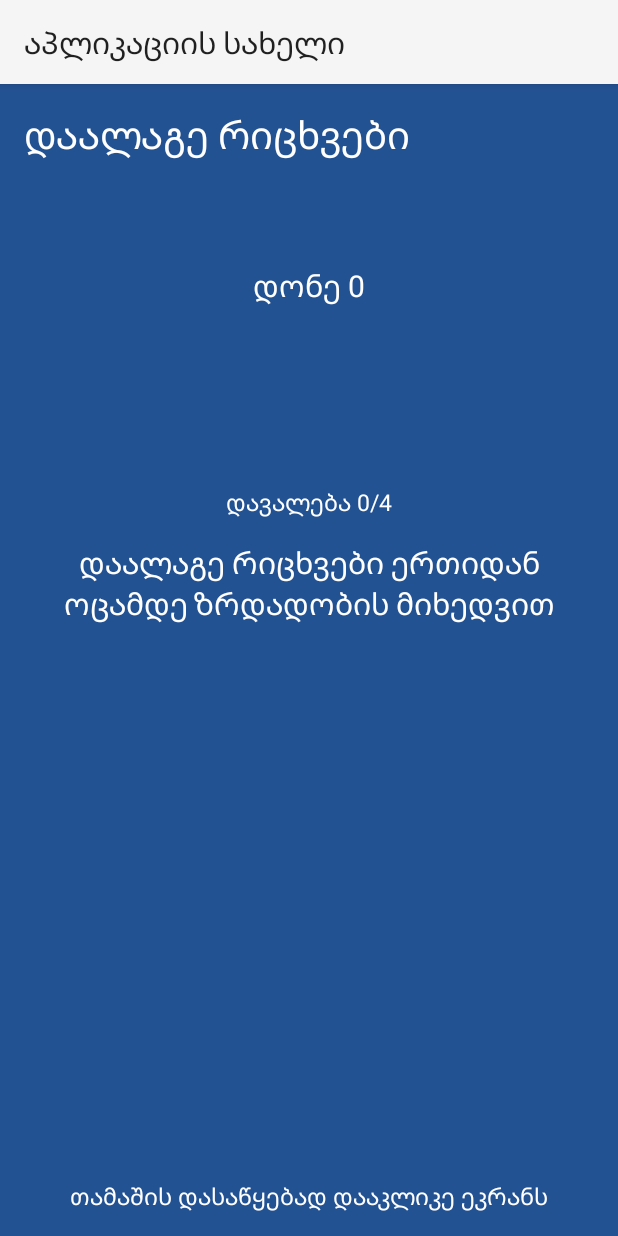
After one commit to BekaGitHub/LogicGame, an Android app: the InfoActivity_Level_9 screen opened directly, with no data from a screen before it, on a phone screen of 412 x 824 dp. The commit adds this screen. Run offline under Robolectric (Android 15) with nearby library versions, the light colour scheme and no system bars; 4 statements that could not run were skipped.

```diff
--- a/app/src/main/AndroidManifest.xml
+++ b/app/src/main/AndroidManifest.xml
@@ -50,6 +50,7 @@
     <activity android:name=".activities.level_8.Level_8b_Activity"/>
     <activity android:name=".activities.level_8.Level_8c_Activity"/>
     <activity android:name=".activities.level_8.Level_8d_Activity"/>
+    <activity android:name=".activities.level_9.InfoActivity_Level_9"/>
   </application>
 
 </manifest>
--- a/app/src/main/java/com/example/my/swipe/activities/level_1/Level_1_BaseActivity.java
+++ b/app/src/main/java/com/example/my/swipe/activities/level_1/Level_1_BaseActivity.java
@@ -156,7 +156,7 @@ public abstract class Level_1_BaseActivity extends BaseActivity
     Intent intent = new Intent(this, InfoActivity_Level_1.class);
     bundle.putBoolean(Preferences.EXERCISE_DONE, true);
     bundle.putInt(Preferences.EXERCISE, ++Preferences.EXERCISE_COUNTER);
-    bundle.putString(Preferences.SYMBOL, Preferences.SYMBOLS[1]);
+    bundle.putString(Preferences.SYMBOL, Preferences.SYMBOLS[symbolIndex + 1]);
     stopExerciseTimer();
 
     if (getIntent().getBundleExtra(Preferences.BUNDLE_FROM_INFO_ACTIVITY) != null)
--- a/app/src/main/java/com/example/my/swipe/activities/level_8/Level_8_BaseActivity.java
+++ b/app/src/main/java/com/example/my/swipe/activities/level_8/Level_8_BaseActivity.java
@@ -10,6 +10,7 @@ import com.example.my.swipe.R;
 import com.example.my.swipe.activities.BaseActivity;
 import com.example.my.swipe.activities.LevelDoneActivity;
 import com.example.my.swipe.activities.level_7.InfoActivity_Level_7;
+import com.example.my.swipe.activities.level_9.InfoActivity_Level_9;
 import com.example.my.swipe.utils.Evaluator;
 import com.example.my.swipe.utils.Preferences;
 
@@ -97,7 +98,7 @@ public abstract class Level_8_BaseActivity extends BaseActivity
     int points = Evaluator.evaluate(Preferences.LEVEL_8_TOTAL_TIME_IN_SECONDS, timePassed);
     savePonts(Preferences.LEVEL_8_POINTS, points);
     bundle.putInt(Preferences.LEVEL_POINT, points);
-    bundle.putSerializable(Preferences.NEXT_LEVEL, InfoActivity_Level_8.class); //Shecvale momdevno levelis infoActivitit
+    bundle.putSerializable(Preferences.NEXT_LEVEL, InfoActivity_Level_9.class); //Shecvale momdevno levelis infoActivitit
     intent.putExtra(Preferences.BUNDLE, bundle);
     startActivity(intent);
   }
--- /dev/null
+++ b/app/src/main/java/com/example/my/swipe/activities/level_9/InfoActivity_Level_9.java
@@ -0,0 +1,66 @@
+package com.example.my.swipe.activities.level_9;
+
+import android.content.Intent;
+import android.os.Bundle;
+import android.view.View;
+import android.widget.ImageView;
+import android.widget.TextView;
+
+import com.example.my.swipe.R;
+import com.example.my.swipe.activities.InfoBaseActivity;
+import com.example.my.swipe.activities.level_4.Level_4a_Activity;
+import com.example.my.swipe.activities.level_4.Level_4b_Activity;
+import com.example.my.swipe.activities.level_4.Level_4c_Activity;
+import com.example.my.swipe.activities.level_4.Level_4d_Activity;
+import com.example.my.swipe.utils.Preferences;
+
+public class InfoActivity_Level_9 extends InfoBaseActivity {
+
+  @Override
+  protected void onCreate(Bundle savedInstanceState) {
+    super.onCreate(savedInstanceState);
+    setContentView(R.layout.activity_info_level_9);
+
+    levelCounterTextView = (TextView) findViewById(R.id.info_activity_level9_level_counter);
+    exerciseCounterTextView = (TextView) findViewById(R.id.info_activity_level9_exercise_counter);
+    exerciseExplanationTextView = (TextView) findViewById(R.id.exercise_level9);
+
+    Bundle bundle = getIntent().getBundleExtra(Preferences.BUNDLE);
+
+    timePassedFromLastExercise = bundle.getInt(Preferences.TIME_PASSED, 0);
+
+    levelIndex = bundle.getInt(Preferences.LEVEL, 4);
+    exerciseIndex = bundle.getInt(Preferences.EXERCISE, 1);
+    isLevelDone = bundle.getBoolean(Preferences.EXERCISE_DONE, false);
+
+    setInfoText();
+
+    String exerciseCounterText = getString(R.string.exercise_counter, "" + exerciseIndex, "4");
+
+    levelCounterTextView.setText(infoText);
+    exerciseCounterTextView.setText(exerciseCounterText);
+  }
+
+  public void handleClick(View view) {
+    Intent intent = null;
+    Bundle bundle = new Bundle();
+    switch (exerciseIndex) {
+      case 1:
+        intent = new Intent(this, Level_4a_Activity.class);
+        break;
+      case 2:
+        intent = new Intent(this, Level_4b_Activity.class);
+        break;
+      case 3:
+        intent = new Intent(this, Level_4c_Activity.class);
+        break;
+      case 4:
+        intent = new Intent(this, Level_4d_Activity.class);
+        break;
+    }
+    bundle.putInt(Preferences.TIME_PASSED_FROM_LAST_EXERCISE,
+        timePassedFromLastExercise);
+    intent.putExtra(Preferences.BUNDLE_FROM_INFO_ACTIVITY, bundle);
+    startActivity(intent);
+  }
+}
--- /dev/null
+++ b/app/src/main/res/layout/activity_info_level_9.xml
@@ -0,0 +1,65 @@
+<?xml version="1.0" encoding="utf-8"?>
+<RelativeLayout xmlns:android="http://schemas.android.com/apk/res/android"
+  xmlns:tools="http://schemas.android.com/tools"
+  android:id="@+id/info_activity_level9"
+  android:layout_width="match_parent"
+  android:layout_height="match_parent"
+  android:background="@color/activity_color"
+  android:onClick="handleClick"
+  tools:context="com.example.my.swipe.activities.level_4.InfoActivity_Level_4">
+
+  <TextView
+    android:id="@+id/info_activity_level9_titel"
+    android:layout_width="match_parent"
+    android:layout_height="wrap_content"
+    android:layout_marginTop="@dimen/activity_vertical_margin"
+    android:layout_marginStart="@dimen/activity_horizontal_margin"
+    android:text="@string/level_9_titel"
+    android:textColor="@color/text_color"
+    android:textSize="@dimen/level_titel"/>
+
+  <TextView
+    android:id="@+id/info_activity_level9_level_counter"
+    android:layout_width="match_parent"
+    android:layout_height="wrap_content"
+    android:layout_marginTop="@dimen/level_counter_vertical_margin"
+    android:gravity="center"
+    android:text="@string/level_counter"
+    android:textColor="@color/text_color"
+    android:textSize="@dimen/level_counter"/>
+
+  <TextView
+    android:id="@+id/info_activity_level9_exercise_counter"
+    android:layout_width="match_parent"
+    android:layout_height="wrap_content"
+    android:layout_marginTop="@dimen/exercise_counter_vertical_margin"
+    android:layout_below="@+id/info_activity_level9_level_counter"
+    android:gravity="center"
+    android:text="@string/exercise_counter"
+    android:textColor="@color/text_color"
+    android:textSize="@dimen/exercise_counter"/>
+
+    <TextView
+      android:id="@+id/exercise_level9"
+      android:layout_width="wrap_content"
+      android:layout_height="wrap_content"
+      android:layout_margin="@dimen/activity_vertical_margin"
+      android:text="@string/exercise_level_9a"
+      android:textColor="@color/text_color"
+      android:textSize="@dimen/level_counter"
+      android:layout_below="@+id/info_activity_level9_exercise_counter"
+      android:gravity="center"
+      />
+
+  <TextView
+    android:id="@+id/start_game"
+    android:layout_width="match_parent"
+    android:layout_height="wrap_content"
+    android:layout_marginBottom="@dimen/activity_horizontal_margin"
+    android:layout_alignParentBottom="true"
+    android:gravity="center"
+    android:text="@string/start_game"
+    android:textColor="@color/text_color"
+    android:textSize="@dimen/exercise_counter"
+    />
+</RelativeLayout>
--- a/app/src/main/res/values/strings.xml
+++ b/app/src/main/res/values/strings.xml
@@ -14,6 +14,7 @@
   <string name="level_5_titel">მარცხენა vs მარჯვენა</string>
   <string name="level_7_titel">კრიპტოგრამა</string>
   <string name="level_8_titel">ლოგიკური ჩამკეტები</string>
+  <string name="level_9_titel">დაალაგე რიცხვები</string>
   <string name="find_symbol">იპოვე სიმბოლო: %1$s</string>
   <string name="linke_vs_rechte">ტვინის მარცხენა ნახევარსფერო კითხულობს ტექსტს, ხოლო
     მარჯვენა ნახევარსფერო აღიქვამს ფერებს. <b>დააკვირდი ტექსტის ფერს</b>. პასუხი
@@ -58,6 +59,7 @@
   <string name="exercise_level_2c">%1$s ცხოვრობს %2$s ქვემოთ.
         %3$s ცხოვრობს %4$s ქვემოთ.
         %5$s ცხოვრობს %6$s ზემოთ. ვინ ცხოვრობს %7$s სართულზე</string>
+  <string name="exercise_level_9a">დაალაგე რიცხვები ერთიდან ოცამდე ზრდადობის მიხედვით</string>
 
   <string name="color">ფერი</string>
   <string name="form">ფორმა</string>
```
Also changed, not shown: app/src/main/java/com/example/my/swipe/activities/level_9/Level_9_BaseActivity.java (added, +27 -0 lines), app/src/main/java/com/example/my/swipe/utils/Preferences.java (+5 -3 lines), app/src/main/res/drawable/level_9_icon.png (added).
